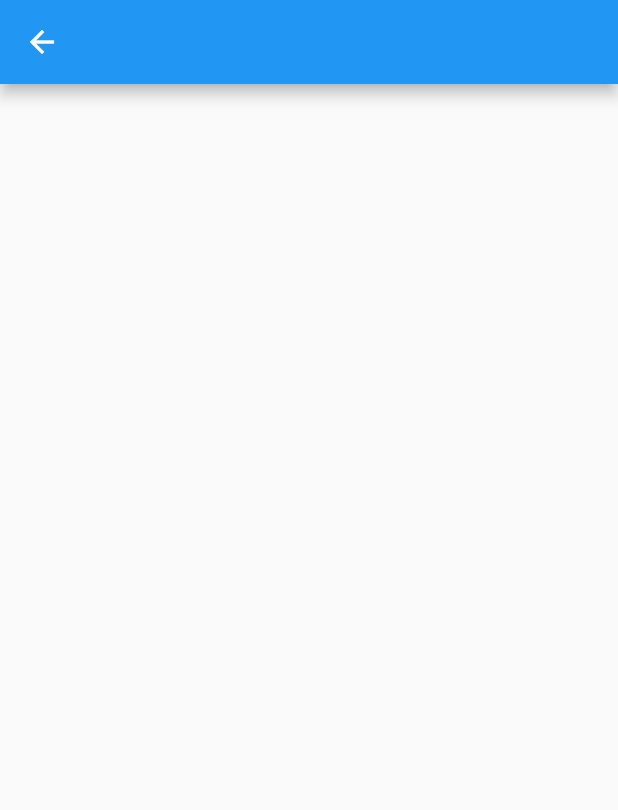
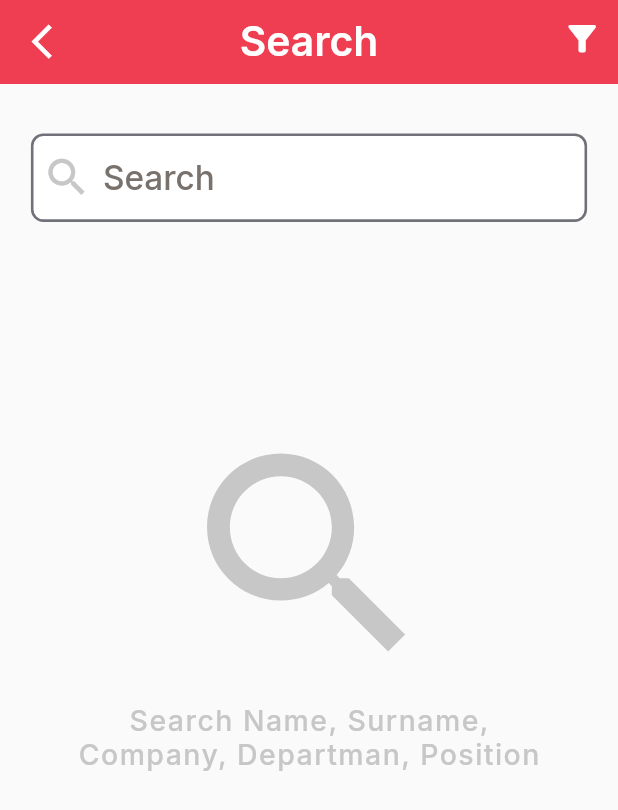
Before and after one commit to TarkanKara/Sun_IK_App, a Flutter app: the ManagerSearchView screen opened directly, on a phone screen of 412 x 824 dp. Shown: the top 810 px of the screen. Run offline on Flutter 3.47's test engine with Material 2 defaults, Android fonts, the phone set to English and light mode, and no system bars; our stand-ins replace get, google_fonts, responsive_sizer; missing offline and left inert: syncfusion_flutter_pdfviewer.

Commit message:
ManagerSearch || textformfield validation on progress

```diff
--- a/lib/app/modules/search_page/manager_search_binding.dart
+++ b/lib/app/modules/manager_search_page/manager_search_binding.dart
@@ -1,5 +1,5 @@
 import 'package:get/get.dart';
-import 'package:sun_ik_app/app/modules/search_page/manager_search_controller.dart';
+import 'package:sun_ik_app/app/modules/manager_search_page/manager_search_controller.dart';
 
 class ManagerSearchBinding implements Bindings {
   @override
--- /dev/null
+++ b/lib/app/modules/manager_search_page/manager_search_controller.dart
@@ -0,0 +1,12 @@
+import 'package:flutter/material.dart';
+import 'package:get/get.dart';
+import 'package:google_fonts/google_fonts.dart';
+import 'package:responsive_sizer/responsive_sizer.dart';
+
+class ManagerSearchPageController extends GetxController {
+  searchBarDialog() {
+    Get.defaultDialog(
+      title: "sdfsf",
+    );
+  }
+}
--- /dev/null
+++ b/lib/app/modules/manager_search_page/manager_search_view.dart
@@ -0,0 +1,105 @@
+import 'package:flutter/material.dart';
+import 'package:get/get.dart';
+import 'package:google_fonts/google_fonts.dart';
+import 'package:responsive_sizer/responsive_sizer.dart';
+import 'package:sun_ik_app/app/modules/manager_search_page/manager_search_controller.dart';
+
+import '../../widgets/manager_search_widget.dart';
+
+class ManagerSearchView extends GetView<ManagerSearchPageController> {
+  const ManagerSearchView({super.key});
+
+  @override
+  Widget build(BuildContext context) {
+    return Scaffold(
+      backgroundColor: const Color(0xfffafafa),
+      appBar: AppBar(
+        elevation: 0,
+        backgroundColor: const Color(0xffEF3E52),
+        leading: GestureDetector(
+          onTap: () {
+            Get.back();
+          },
+          child: Icon(
+            Icons.arrow_back_ios_new,
+            color: const Color(0xffffffff),
+            size: 3.3.h,
+          ),
+        ),
+        centerTitle: true,
+        title: Text(
+          "Search",
+          style: GoogleFonts.inter(
+            fontSize: 3.3.h,
+            fontWeight: FontWeight.w600,
+          ),
+        ),
+        actions: [
+          Padding(
+            padding: EdgeInsets.only(right: 2.5.w, bottom: .5.h),
+            child: GestureDetector(
+              onTap: () {
+                // controller.filterDialog();
+              },
+              child: Icon(
+                Icons.filter_list_alt,
+                color: Colors.white,
+                size: 3.3.h,
+              ),
+            ),
+          )
+        ],
+      ),
+      body: SingleChildScrollView(
+        child: Padding(
+          padding: EdgeInsets.symmetric(horizontal: 5.w),
+          child: Column(
+            mainAxisAlignment: MainAxisAlignment.start,
+            crossAxisAlignment: CrossAxisAlignment.center,
+            children: [
+              SizedBox(height: 4.h),
+              SearchTextFormField(
+                hintText: 'Search',
+                prefixIcon: Icon(
+                  Icons.search_sharp,
+                  color: const Color(0xffc7c7c7),
+                  size: 4.h,
+                ),
+              ),
+              Padding(
+                padding: EdgeInsets.only(top: 16.h, bottom: 1.h),
+                child: Icon(
+                  Icons.search_sharp,
+                  color: const Color(0xffc7c7c7),
+                  size: 22.h,
+                ),
+              ),
+              Padding(
+                padding: EdgeInsets.symmetric(horizontal: 5.w),
+                child: Text(
+                  "Search Name, Surname,",
+                  style: GoogleFonts.inter(
+                      color: const Color(0xffc7c7c7),
+                      fontWeight: FontWeight.w500,
+                      fontSize: 2.3.h,
+                      letterSpacing: 1),
+                ),
+              ),
+              Padding(
+                padding: EdgeInsets.symmetric(horizontal: 5.w),
+                child: Text(
+                  "Company, Departman, Position",
+                  style: GoogleFonts.inter(
+                      color: const Color(0xffc7c7c7),
+                      fontWeight: FontWeight.w500,
+                      fontSize: 2.3.h,
+                      letterSpacing: 1),
+                ),
+              )
+            ],
+          ),
+        ),
+      ),
+    );
+  }
+}
--- a/lib/app/modules/search_page/manager_search_controller.dart
+++ /dev/null
@@ -1,3 +0,0 @@
-import 'package:get/get.dart';
-
-class ManagerSearchPageController extends GetxController {}
--- a/lib/app/modules/search_page/manager_search_view.dart
+++ /dev/null
@@ -1,20 +0,0 @@
-import 'package:flutter/material.dart';
-import 'package:flutter/src/widgets/container.dart';
-import 'package:flutter/src/widgets/framework.dart';
-
-class ManagerSearchView extends StatefulWidget {
-  const ManagerSearchView({super.key});
-
-  @override
-  State<ManagerSearchView> createState() => _ManagerSearchViewState();
-}
-
-class _ManagerSearchViewState extends State<ManagerSearchView> {
-  @override
-  Widget build(BuildContext context) {
-    return Scaffold(
-      appBar: AppBar(),
-      body: Column(),
-    );
-  }
-}
--- a/lib/app/routes/app_pages.dart
+++ b/lib/app/routes/app_pages.dart
@@ -10,6 +10,7 @@ import 'package:sun_ik_app/app/modules/login_page/login_view.dart';
 
 import 'package:sun_ik_app/app/modules/home_page/home_binding.dart';
 import 'package:sun_ik_app/app/modules/home_page/home_view.dart';
+import 'package:sun_ik_app/app/modules/manager_search_page/manager_search_view.dart';
 
 import 'package:sun_ik_app/app/modules/my_payrolls_page/my_payrolls_binding.dart';
 import 'package:sun_ik_app/app/modules/my_payrolls_page/my_payrolls_view.dart';
@@ -23,10 +24,10 @@ import 'package:sun_ik_app/app/modules/pin_code_create_page/pin_code_create_view
 import 'package:sun_ik_app/app/modules/splash_page/splash_binding.dart';
 import 'package:sun_ik_app/app/modules/splash_page/splash_view.dart';
 
-
 import 'package:sun_ik_app/app/modules/start_page/start_binding.dart';
 import 'package:sun_ik_app/app/modules/start_page/start_view.dart';
 
+import '../modules/manager_search_page/manager_search_binding.dart';
 import '../modules/pin_code_change_page/pin_code_change_binding.dart';
 
 part 'app_routes.dart';
@@ -74,11 +75,16 @@ class AppPages {
       name: Routes.CHANGEPINCODE,
       page: () => const PinCodeChangeView(),
       binding: PinCodeChangeBinding(),
-      ),
+    ),
     GetPage(
       name: Routes.SPLASH,
       page: () => const SplashView(),
       binding: SplashBinding(),
     ),
+    GetPage(
+      name: Routes.MANAGERSEARCH,
+      page: () => const ManagerSearchView(),
+      binding: ManagerSearchBinding(),
+    ),
   ];
 }
--- a/lib/app/routes/app_routes.dart
+++ b/lib/app/routes/app_routes.dart
@@ -13,5 +13,5 @@ abstract class Routes {
   static const CREATEPINCODE = "/create_pin_code";
   static const CHANGEPINCODE = "/change_pin_code";
   static const SPLASH = "/splash";
-
+  static const MANAGERSEARCH = "/managersearch";
 }
--- /dev/null
+++ b/lib/app/widgets/manager_search_widget.dart
@@ -0,0 +1,129 @@
+import 'package:flutter/material.dart';
+import 'package:get/get.dart';
+import 'package:get/get_rx/src/rx_typedefs/rx_typedefs.dart';
+import 'package:google_fonts/google_fonts.dart';
+import 'package:responsive_sizer/responsive_sizer.dart';
+
+import '../modules/manager_search_page/manager_search_controller.dart';
+
+class SearchTextFormField extends GetView<ManagerSearchPageController> {
+  final String hintText;
+  final Widget prefixIcon;
+  final String? suffixIcon;
+  const SearchTextFormField({
+    Key? key,
+    required this.hintText,
+    required this.prefixIcon,
+    this.suffixIcon,
+  }) : super(key: key);
+
+  @override
+  Widget build(BuildContext context) {
+    return TextFormField(
+      /* onChanged: (value) {
+        value == "" ? controller.searchBarDialog() : null;
+      }, */
+      cursorHeight: 3.5.h,
+      cursorColor: const Color(0xff71717A),
+      textAlignVertical: TextAlignVertical.center,
+      decoration: InputDecoration(
+          border: InputBorder.none,
+          filled: true,
+          isDense: true,
+          fillColor: Colors.white,
+          prefixIcon: prefixIcon,
+          hintText: hintText,
+          hintStyle: GoogleFonts.inter(
+              fontWeight: FontWeight.w500,
+              fontSize: 2.7.h,
+              color: const Color(0xff78716C)),
+          enabledBorder: OutlineInputBorder(
+            borderRadius: BorderRadius.circular(2.w),
+            borderSide:
+                BorderSide(width: .42.w, color: const Color(0xff71717A)),
+          ),
+          focusedBorder: OutlineInputBorder(
+            borderRadius: BorderRadius.circular(2.w),
+            borderSide:
+                BorderSide(width: .42.w, color: const Color(0xffCBD5E1)),
+          )),
+    );
+  }
+}
+
+/* class GetFilterDialog {
+  static questionDialog({
+    String? title,
+    String? message,
+    Callback? cancelpress,
+    Callback? confirmpress,
+    List? contentText
+  }) =>
+      Get.defaultDialog(
+        titlePadding: EdgeInsets.only(top: 1.h),
+        title: title!,  //"Filter",
+        titleStyle: GoogleFonts.inter(
+          fontSize: 2.3.h,
+          color: const Color(0xff78716C),
+          fontWeight: FontWeight.w500,
+        ),
+        content: Padding(
+          padding: EdgeInsets.symmetric(horizontal: 5.w),
+          child: Column(
+            mainAxisAlignment: MainAxisAlignment.center,
+            crossAxisAlignment: CrossAxisAlignment.center,
+            children: [
+              Divider(thickness: .3.w, color: const Color(0xff71717A)),
+              GestureDetector(
+                onTap: () {},
+                child: Text(
+                  "Active + Passive",
+                  style: GoogleFonts.inter(
+                    fontSize: 2.h,
+                    color: const Color(0xff78716C),
+                    fontWeight: FontWeight.w400,
+                  ),
+                ),
+              ),
+              Divider(thickness: .3.w, color: const Color(0xff71717A)),
+              GestureDetector(
+                onTap: () {},
+                child: Text(
+                  "Active",
+                  style: GoogleFonts.inter(
+                    fontSize: 2.h,
+                    color: const Color(0xff78716C),
+                    fontWeight: FontWeight.w400,
+                  ),
+                ),
+              ),
+              Divider(thickness: .3.w, color: const Color(0xff71717A)),
+              GestureDetector(
+                onTap: () {},
+                child: Text(
+                  "Passive",
+                  style: GoogleFonts.inter(
+                    fontSize: 2.h,
+                    color: const Color(0xff78716C),
+                    fontWeight: FontWeight.w400,
+                  ),
+                ),
+              ),
+              Divider(thickness: .3.w, color: const Color(0xff71717A)),
+            ],
+          ),
+        ),
+        confirm: GestureDetector(
+          onTap: () {
+            Get.back();
+          },
+          child: Text(
+            "Cancel",
+            style: GoogleFonts.inter(
+              fontSize: 2.h,
+              color: const Color(0xff78716C),
+              fontWeight: FontWeight.w500,
+            ),
+          ),
+        ));
+} */
```
